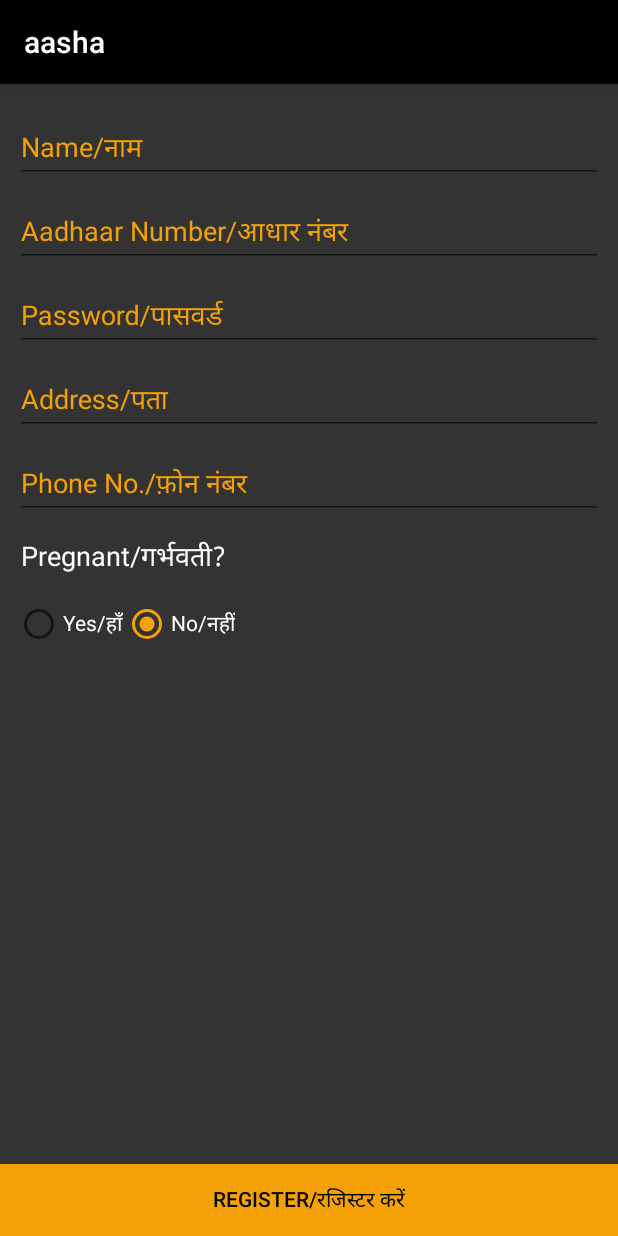
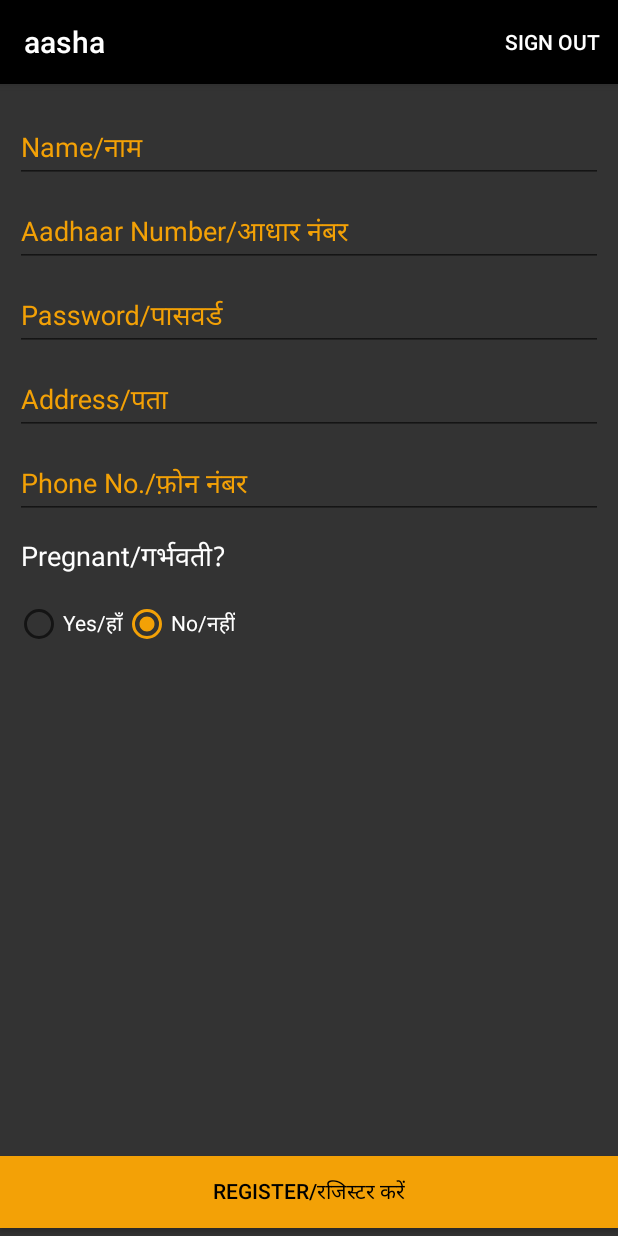
Before and after one commit to hareshkh/Aasha, an Android app: the fragment SignUpFragment placed in its activity, on a phone screen of 412 x 824 dp. Run offline under Robolectric (Android 15) with nearby library versions, the phone set to English and light mode, and no system bars; 4 statements that could not run were skipped.

Commit message:
Adds Sign Out option

```diff
--- a/app/src/main/java/com/iitr/cfd/aasha/activities/HomeActivity.java
+++ b/app/src/main/java/com/iitr/cfd/aasha/activities/HomeActivity.java
@@ -1,19 +1,18 @@
 package com.iitr.cfd.aasha.activities;
 
-import android.Manifest;
 import android.app.ProgressDialog;
-import android.content.pm.PackageManager;
-import android.os.Handler;
-import android.support.annotation.NonNull;
+import android.content.Intent;
+import android.content.SharedPreferences;
+import android.os.Bundle;
 import android.support.design.widget.TabLayout;
-import android.support.v4.app.ActivityCompat;
 import android.support.v4.app.Fragment;
 import android.support.v4.app.FragmentManager;
 import android.support.v4.app.FragmentPagerAdapter;
-import android.support.v4.content.ContextCompat;
 import android.support.v4.view.ViewPager;
 import android.support.v7.app.AppCompatActivity;
-import android.os.Bundle;
+import android.view.Menu;
+import android.view.MenuInflater;
+import android.view.MenuItem;
 import android.widget.Toast;
 
 import com.iitr.cfd.aasha.R;
@@ -27,7 +26,6 @@ import com.iitr.cfd.aasha.models.AppointmentModel;
 import com.iitr.cfd.aasha.models.DoctorModel;
 import com.iitr.cfd.aasha.models.HospitalModel;
 import com.iitr.cfd.aasha.models.VisitingDoctorModel;
-import com.iitr.cfd.aasha.utilities.GPSTracker;
 
 import java.util.ArrayList;
 import java.util.List;
@@ -52,6 +50,8 @@ public class HomeActivity extends AppCompatActivity {
     ViewPagerAdapter adapter;
 
     ProgressDialog progressDialog;
+    SharedPreferences sharedPreferences;
+    SharedPreferences.Editor editor;
 
     @Override
     public void onBackPressed() {
@@ -68,10 +68,17 @@ public class HomeActivity extends AppCompatActivity {
         super.onCreate(savedInstanceState);
         setContentView(R.layout.activity_home);
 
+        appointments = new ArrayList<>();
+        hospitals = new ArrayList<>();
+        doctors = new ArrayList<>();
+        visits = new ArrayList<>();
+
         viewPager = (ViewPager) findViewById(R.id.viewpager);
         tabLayout = (TabLayout) findViewById(R.id.tabs);
 
         getData();
+
+        sharedPreferences = getSharedPreferences("MY_PREFERENCES", MODE_PRIVATE);
     }
 
     private void getData() {
@@ -193,4 +200,27 @@ public class HomeActivity extends AppCompatActivity {
         ((AppointmentFragment) adapter.getItem(0)).updateList();
     }
 
+    @Override
+    public boolean onCreateOptionsMenu(Menu menu) {
+        MenuInflater inflater = getMenuInflater();
+        inflater.inflate(R.menu.main_menu, menu);
+        return true;
+    }
+
+    @Override
+    public boolean onOptionsItemSelected(MenuItem item) {
+
+        if (item.getItemId() == R.id.menu_sign_out) {
+            SplashActivity.isLogin = false;
+            LoginActivity.PATIENT_ID = -1;
+            editor = sharedPreferences.edit();
+            editor.clear();
+            editor.commit();
+            Intent intent = new Intent(HomeActivity.this, LoginActivity.class);
+            startActivity(intent);
+            finish();
+        }
+
+        return super.onOptionsItemSelected(item);
+    }
 }
--- a/app/src/main/java/com/iitr/cfd/aasha/fragments/AppointmentFragment.java
+++ b/app/src/main/java/com/iitr/cfd/aasha/fragments/AppointmentFragment.java
@@ -42,7 +42,6 @@ public class AppointmentFragment extends Fragment {
     @Override
     public void onAttach(Context context) {
         super.onAttach(context);
-        Log.d("APPOINT", HomeActivity.appointments.size() + "");
         appointments = new ArrayList<>();
         for (AppointmentModel appointmentModel : HomeActivity.appointments) {
             if (appointmentModel.getPatientId() == LoginActivity.PATIENT_ID && !Utils.isOlder(appointmentModel.getTime())) {
--- a/app/src/main/java/com/iitr/cfd/aasha/fragments/SignUpFragment.java
+++ b/app/src/main/java/com/iitr/cfd/aasha/fragments/SignUpFragment.java
@@ -69,7 +69,7 @@ public class SignUpFragment extends Fragment {
     @Override
     public void onAttach(Context context) {
         super.onAttach(context);
-        sharedPreferences = getActivity().getSharedPreferences("MY_PREFERENCES", getActivity().MODE_PRIVATE);
+        sharedPreferences = getActivity().getSharedPreferences("MY_PREFERENCES", Context.MODE_PRIVATE);
     }
 
     @Override
--- a/app/src/main/res/layout/fragment_signup.xml
+++ b/app/src/main/res/layout/fragment_signup.xml
@@ -170,6 +170,7 @@
         android:layout_width="match_parent"
         android:layout_height="wrap_content"
         android:layout_alignParentBottom="true"
+        android:layout_marginBottom="5dp"
         android:background="@color/colorAccent"
         android:text="@string/register_button_text"
         android:textColor="@color/colorPrimary" />
--- /dev/null
+++ b/app/src/main/res/menu/main_menu.xml
@@ -0,0 +1,11 @@
+<?xml version="1.0" encoding="utf-8"?>
+<menu xmlns:android="http://schemas.android.com/apk/res/android"
+    xmlns:app="http://schemas.android.com/apk/res-auto"
+    xmlns:appcompat="http://schemas.android.com/tools">
+
+    <item
+        android:id="@+id/menu_sign_out"
+        android:orderInCategory="100"
+        android:title="SIGN OUT"
+        app:showAsAction="always|withText" />
+</menu>
```
Also changed, not shown: app/src/main/java/com/iitr/cfd/aasha/adapters/AppointmentsRecyclerAdapter.java (+12 -0 lines).
